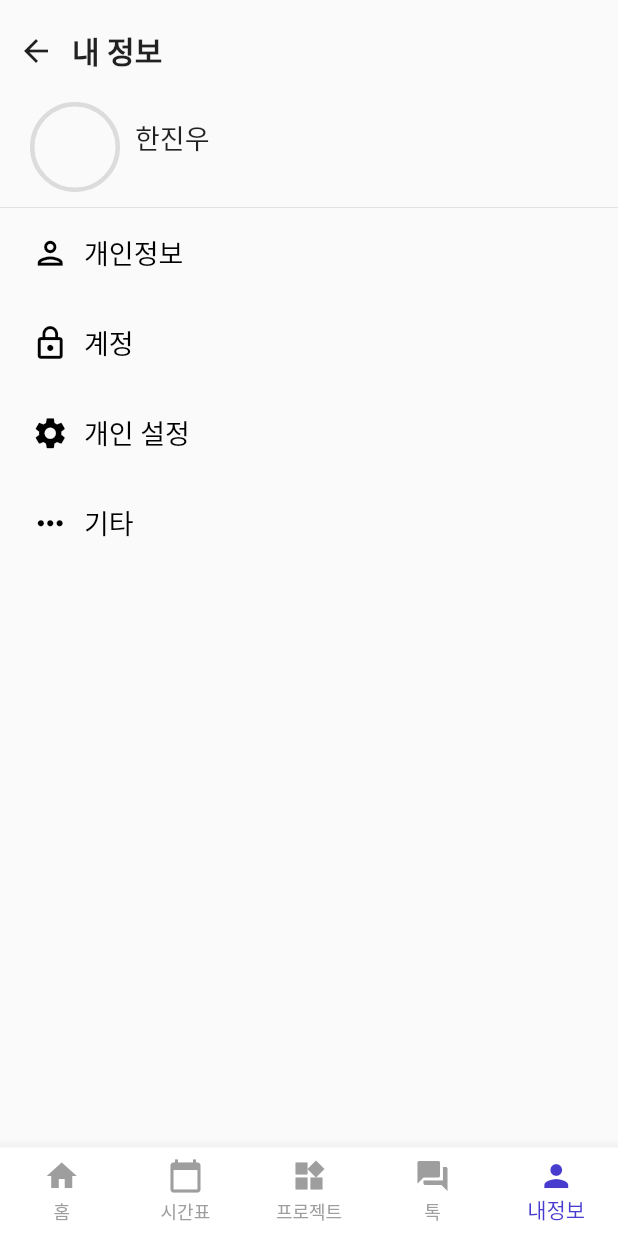
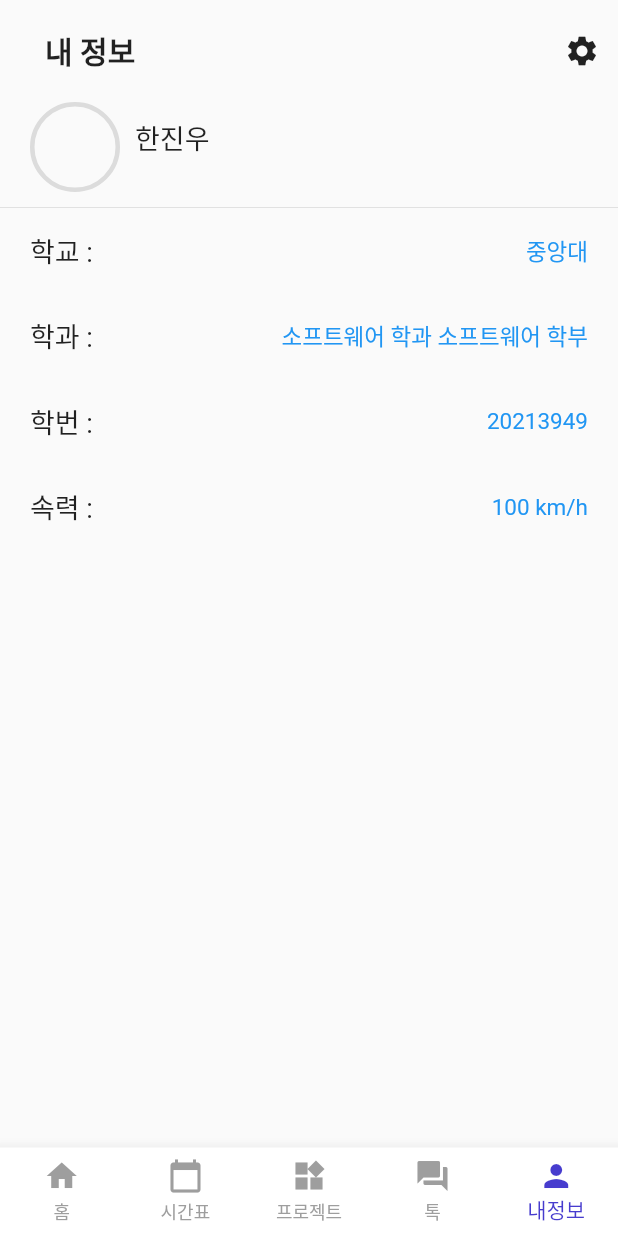
Before and after one commit to rkftp/Kroocrew, a Flutter app: the screen it shows after launch, item 5 of the bottom bar chosen, on a phone screen of 412 x 824 dp. Run offline on Flutter 3.47's test engine with Material 2 defaults, Android fonts, the phone set to English and light mode, and no system bars; our stand-ins replace functional_widget_annotation, get, table_calendar, timer_builder; Roboto replaces fonts that are missing (NPSfont).

Commit message:
내 정보 페이지 수정

```diff
--- a/lib/widgets/myinfo/0.Head.dart
+++ b/lib/widgets/myinfo/0.Head.dart
@@ -10,9 +10,11 @@ class head extends StatelessWidget {
         padding: EdgeInsets.fromLTRB(0, 10, 0,10),
         child: Row(
           children: [
-            IconButton(onPressed: (){}, icon: Icon(Icons.arrow_back)),
+            IconButton(onPressed: (){
+              Navigator.pop(context);
+            }, icon: Icon(Icons.arrow_back)),
 
-            Text('내 정보',style:TextStyle(
+            Text('설정',style:TextStyle(
               fontSize: 20,
               fontWeight: FontWeight.w900,
               ),
--- a/lib/widgets/myinfo/Myinfo.dart
+++ b/lib/widgets/myinfo/Myinfo.dart
@@ -1,14 +1,9 @@
-import 'package:contact/widgets/home/4List.dart';
 import 'package:flutter/material.dart';
 
 import 'package:flutter/widgets.dart';
+import 'front_page.dart' as front;
 import '0.Head.dart' as Head;
-import '2.Name.dart' as Name;
-import '3.Infomation.dart' as Infornation;
-import '4.Account.dart' as Account;
-import '5.AppSet.dart' as AppSet;
-import '6.Etc.dart' as Etc;
-
+import '1.Name.dart' as Name;
 
 
 class Myinfo extends StatelessWidget {
@@ -22,15 +17,17 @@ class Myinfo extends StatelessWidget {
   @override
   Widget build(BuildContext _context) {
       return Expanded(
-        child: ListView(
-          children: [
-            Head.head(),
-            Name.name_box(user_name: user_name),
-            button(text:'개인정보',icon:Icons.person_outlined,next_page: Infornation.imformation(user_uni_name:user_uni_name,user_dep_name:user_dep_name,user_num:user_num,user_speed:user_speed) ),
-            button(text:'계정', icon:Icons.lock_outline, next_page:Account.account(user_id: user_id)),
-            button(text: '개인 설정', icon:Icons.settings,next_page:AppSet.appset()),
-            button(text: '기타', icon:Icons.more_horiz_outlined,next_page: Etc.etc(),),
-          ],
+        child: Container(
+          child: Column(
+            children: [
+              header(front: front.Myinfo(user_name: user_name,user_id: user_id,user_speed: user_speed,user_dep_name: user_dep_name,user_num: user_num,user_uni_name: user_uni_name)),
+              Name.name_box(user_name: user_name),
+              uni(text: '학교',info:user_uni_name),
+              uni(text: '학과',info:user_dep_name),
+              uni(text: '학번',info:user_num),
+              uni(text: '속력',info:user_speed),
+            ],
+          )
         ),
       );
     }
@@ -83,3 +80,69 @@ class button extends StatelessWidget {
     );
   }
 }
+
+
+
+class header extends StatelessWidget {
+  const header({super.key,this.front});
+  final front;
+  @override
+  Widget build(BuildContext context) {
+    return Container(
+
+      padding: EdgeInsets.fromLTRB(30, 10, 0,10),
+      child: Row(
+        mainAxisAlignment: MainAxisAlignment.spaceBetween,
+        children: [
+
+
+          Text('내 정보',style:TextStyle(
+            fontSize: 20,
+            fontWeight: FontWeight.w900,
+          ),
+          ),
+          IconButton(onPressed: (){
+            Navigator.push(
+                context,
+                MaterialPageRoute(builder: (context) => front)
+            );
+          }, icon: Icon(Icons.settings)),
+        ],
+      ),
+
+
+
+
+    );
+  }
+}
+
+class uni extends StatelessWidget {
+  const uni({super.key,this.text,this.info});
+  final text;
+  final info;
+  @override
+  Widget build(BuildContext context) {
+    return Container(
+        margin: EdgeInsets.fromLTRB(20, 15, 20,15),
+        child: Row(
+          mainAxisAlignment: MainAxisAlignment.spaceBetween,
+          children: [
+            Text('$text : ',style: TextStyle(
+              fontSize: 18,
+            )),
+            text =='속력' ? Text( '$info km/h',style: TextStyle(
+                fontSize: 15,
+                color: Colors.blue
+            ))
+                : Text( '$info',style: TextStyle(
+                fontSize: 15,
+                color: Colors.blue
+            )),
+
+
+          ],
+        )
+    );
+  }
+}
```
Also changed, not shown: lib/widgets/myinfo/front_page.dart (added, +84 -0 lines), lib/widgets/myinfo/1.Name.dart (renamed from lib/widgets/myinfo/2.Name.dart), lib/widgets/myinfo/2.Infomation.dart (renamed from lib/widgets/myinfo/3.Infomation.dart), lib/widgets/myinfo/3.Account.dart (renamed from lib/widgets/myinfo/4.Account.dart), lib/widgets/myinfo/4.AppSet.dart (renamed from lib/widgets/myinfo/5.AppSet.dart), lib/widgets/myinfo/5.Etc.dart (renamed from lib/widgets/myinfo/6.Etc.dart).
